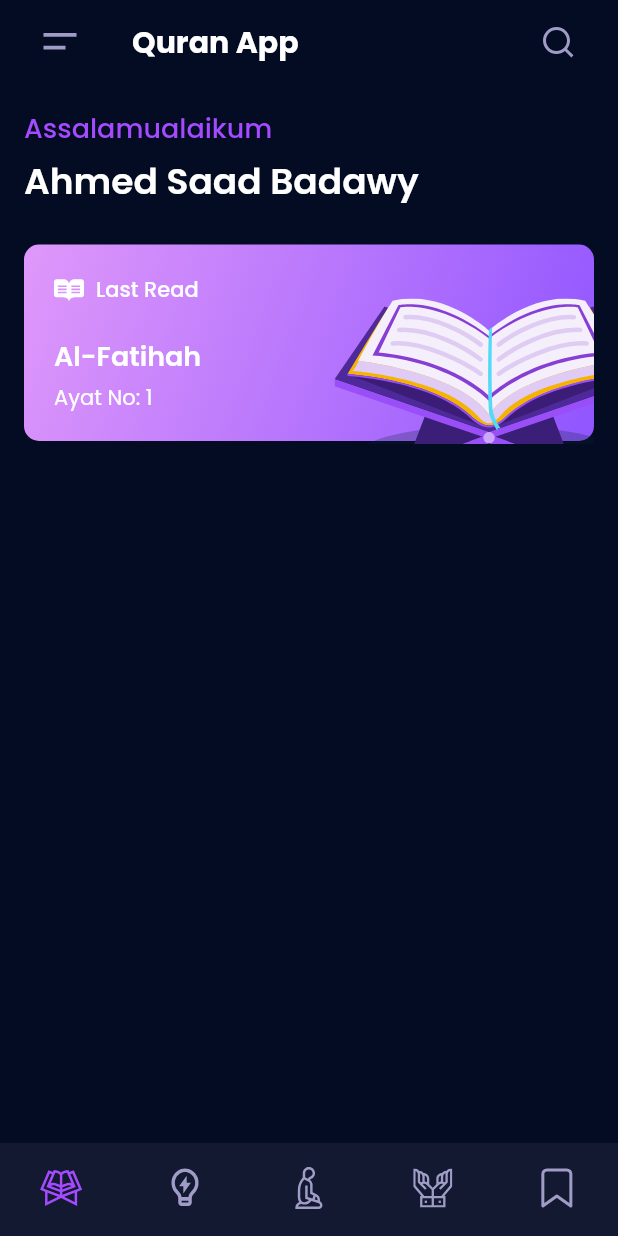
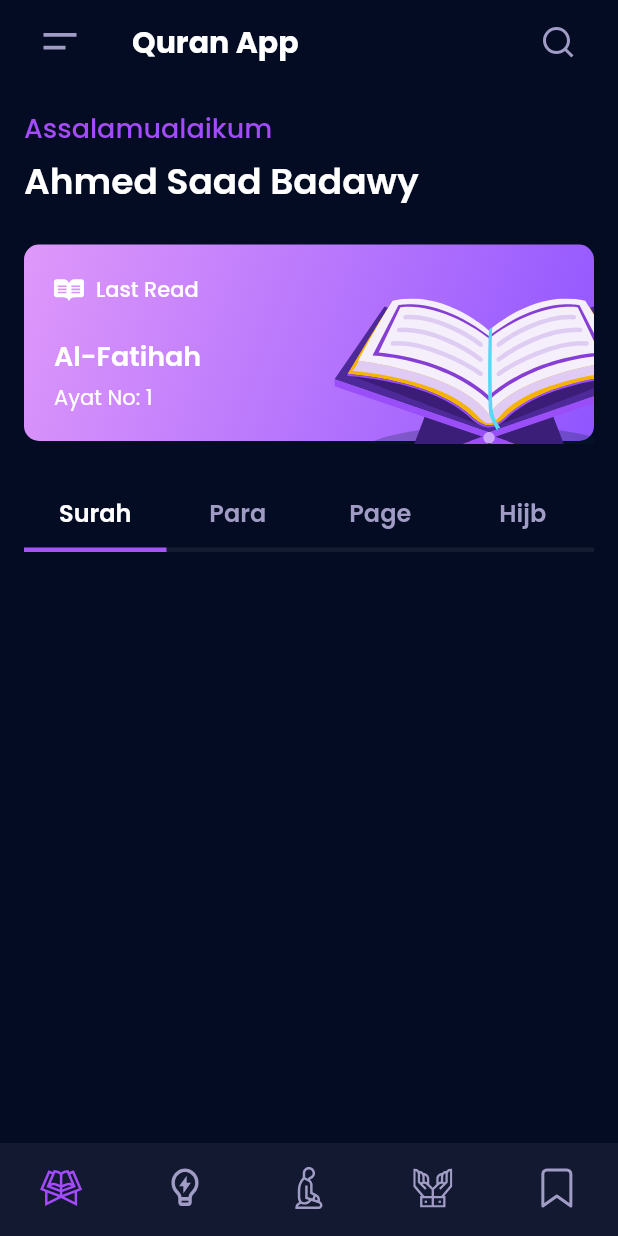
Before and after one commit to ahmedsaadbadawy/holy_quran_app, a Flutter app: the MyHomeView screen opened directly, on a phone screen of 412 x 824 dp. Run offline on Flutter 3.47's test engine with Material 2 defaults, Android fonts, the phone set to English and light mode, and no system bars; our stand-ins replace flutter_svg, google_fonts.

Commit message:
finish TabBar

```diff
--- a/lib/views/myhome_view.dart
+++ b/lib/views/myhome_view.dart
@@ -16,14 +16,53 @@ class MyHomeView extends StatelessWidget {
       bottomNavigationBar: const CustomBottomNavigationBar(),
       body: DefaultTabController(
         length: 4,
+        child: Padding(
+          padding: const EdgeInsets.symmetric(horizontal: 16),
           child: NestedScrollView(
             headerSliverBuilder: (context, innerBoxIsScrolled) => [
               const SliverToBoxAdapter(
                 child: Greetings(),
+              ),
+              SliverAppBar(
+                elevation: 0,
+                backgroundColor: background,
+                automaticallyImplyLeading: false,
+                shape: Border(
+                    bottom: BorderSide(
+                        width: 3,
+                        color: const Color(0xFFAAAAAA).withOpacity(.1))),
+                bottom: PreferredSize(
+                  preferredSize: const Size.fromHeight(0),
+                  child: customTabBar(),
+                ),
               )
             ],
             body: const Center(),
           ),
+        ),
+      ),
+    );
+  }
+
+  TabBar customTabBar() {
+    return TabBar(
+      indicatorColor: primary,
+      unselectedLabelColor: text,
+      indicatorWeight: 3,
+      tabs: [
+        tabItem(label: 'Surah'),
+        tabItem(label: 'Para'),
+        tabItem(label: 'Page'),
+        tabItem(label: 'Hijb'),
+      ],
+    );
+  }
+
+  Tab tabItem({required String label}) {
+    return Tab(
+      child: Text(
+        label,
+        style: GoogleFonts.poppins(fontSize: 16, fontWeight: FontWeight.w600),
       ),
     );
   }
--- a/lib/widgets/greetings.dart
+++ b/lib/widgets/greetings.dart
@@ -12,7 +12,7 @@ class Greetings extends StatelessWidget {
   @override
   Widget build(BuildContext context) {
     return Padding(
-      padding: const EdgeInsets.all(16.0),
+      padding: const EdgeInsets.symmetric(vertical: 16),
       child: Column(
         mainAxisAlignment: MainAxisAlignment.center,
         crossAxisAlignment: CrossAxisAlignment.start,
@@ -20,9 +20,7 @@ class Greetings extends StatelessWidget {
           Text(
             'Assalamualaikum',
             style: GoogleFonts.poppins(
-                color: primary,
-                fontSize: 18,
-                fontWeight: FontWeight.w500),
+                color: primary, fontSize: 18, fontWeight: FontWeight.w500),
           ),
           const SizedBox(height: 4),
           Text(
```
Lines whose indentation alone changed are shown as unchanged.
